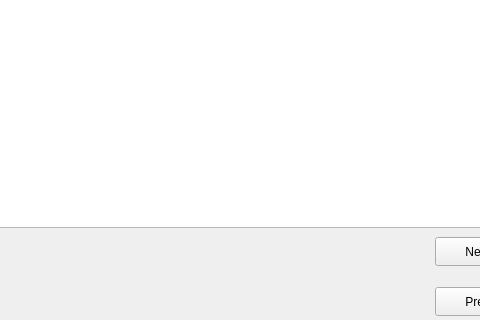
Above: chartWidget.ui from ellamental/pyTrade before the change; both pictures show x 415 to 895 and y 643 to 963 of the 1073 by 963 pixel window. Below: the same form after it.
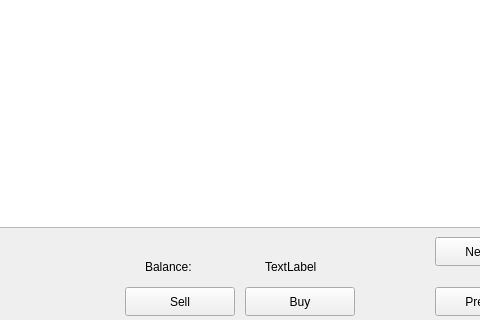
That is the form after the change.

Commit message: Added a basic account utility

Diff of the .ui file:
```diff
--- a/chartWidget.ui
+++ b/chartWidget.ui
@@ -114,6 +114,58 @@
     <string>Prev 30</string>
    </property>
   </widget>
+  <widget class="QPushButton" name="sell">
+   <property name="geometry">
+    <rect>
+     <x>540</x>
+     <y>930</y>
+     <width>110</width>
+     <height>29</height>
+    </rect>
+   </property>
+   <property name="text">
+    <string>Sell</string>
+   </property>
+  </widget>
+  <widget class="QPushButton" name="buy">
+   <property name="geometry">
+    <rect>
+     <x>660</x>
+     <y>930</y>
+     <width>110</width>
+     <height>29</height>
+    </rect>
+   </property>
+   <property name="text">
+    <string>Buy</string>
+   </property>
+  </widget>
+  <widget class="QLabel" name="balanceLabel">
+   <property name="geometry">
+    <rect>
+     <x>560</x>
+     <y>900</y>
+     <width>71</width>
+     <height>19</height>
+    </rect>
+   </property>
+   <property name="text">
+    <string>Balance:</string>
+   </property>
+  </widget>
+  <widget class="QLabel" name="showBalance">
+   <property name="geometry">
+    <rect>
+     <x>680</x>
+     <y>900</y>
+     <width>71</width>
+     <height>19</height>
+    </rect>
+   </property>
+   <property name="text">
+    <string>TextLabel</string>
+   </property>
+  </widget>
  </widget>
  <resources/>
  <connections/>
```
The commit also changes 2 other files.
